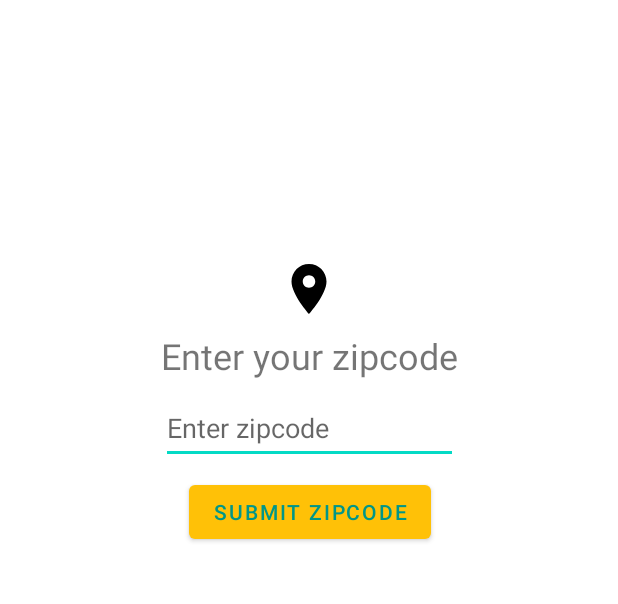
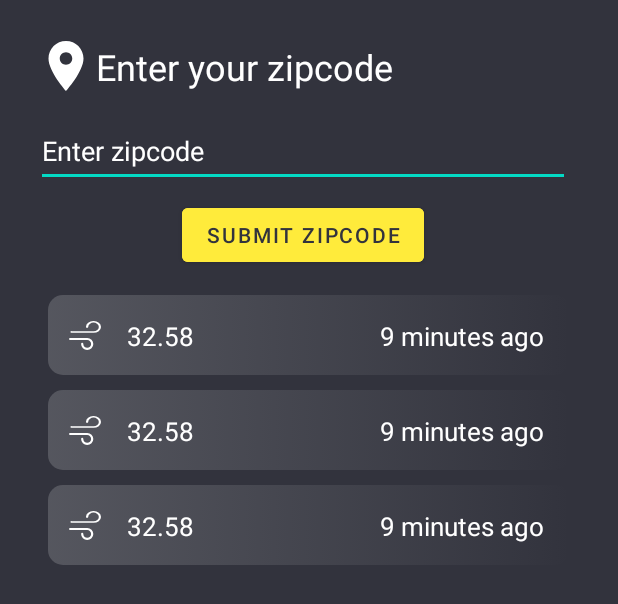
Before and after one commit to mustafa-sab3alarab/The-Weather-App, an Android app: the layout activity_main.xml on its own in the app's theme, with its tools: preview values and no code run, on a phone screen of 412 x 824 dp. Shown: the top 604 px of the screen. Run offline under Robolectric (Android 15) with nearby library versions, the phone set to English and light mode, and no system bars.

Commit message:
add recycler_item_view.xml to main activity add some xml code to new recycler view background

```diff
--- /dev/null
+++ b/app/src/main/java/com/example/ad340/DailyForecast.kt
@@ -0,0 +1,6 @@
+package com.example.ad340
+
+data class DailyForecast(
+    val temp: Float,
+    val description: String
+)
--- /dev/null
+++ b/app/src/main/res/drawable/bac_recycler.xml
@@ -0,0 +1,13 @@
+<?xml version="1.0" encoding="utf-8"?>
+<selector xmlns:android="http://schemas.android.com/apk/res/android">
+    <item>
+        <shape>
+            <gradient
+                android:startColor="#4DA6A8AC"
+                android:endColor="#00A6A8AC"
+                android:type="linear" />
+            <corners android:radius="10dp"/>
+        </shape>
+    </item>
+
+</selector>
--- a/app/src/main/res/drawable/ic_location.xml
+++ b/app/src/main/res/drawable/ic_location.xml
@@ -2,8 +2,7 @@
     android:width="24dp"
     android:height="24dp"
     android:viewportWidth="24"
-    android:viewportHeight="24"
-    android:tint="?attr/colorControlNormal">
+    android:viewportHeight="24">
   <path
       android:fillColor="@android:color/white"
       android:pathData="M12,2C8.13,2 5,5.13 5,9c0,5.25 7,13 7,13s7,-7.75 7,-13c0,-3.87 -3.13,-7 -7,-7zM12,11.5c-1.38,0 -2.5,-1.12 -2.5,-2.5s1.12,-2.5 2.5,-2.5 2.5,1.12 2.5,2.5 -1.12,2.5 -2.5,2.5z"/>
--- /dev/null
+++ b/app/src/main/res/drawable/ic_wind.xml
@@ -0,0 +1,12 @@
+<vector xmlns:android="http://schemas.android.com/apk/res/android"
+    android:width="21dp"
+    android:height="19.241dp"
+    android:viewportWidth="21"
+    android:viewportHeight="19.241">
+  <path
+      android:pathData="M14.785,12.402A3.965,3.965 0,0 0,11.947 11.238L0.738,11.238A0.733,0.733 0,0 0,0 11.976a0.746,0.746 0,0 0,0.738 0.709L11.947,12.685a2.625,2.625 0,0 1,1.816 0.738A2.574,2.574 0,0 1,14.5 15.238a2.625,2.625 0,0 1,-0.738 1.816,2.574 2.574,0 0,1 -1.816,0.738 2.625,2.625 0,0 1,-1.816 -0.738A2.574,2.574 0,0 1,9.393 15.238a0.751,0.751 0,0 0,-0.738 -0.738A0.727,0.727 0,0 0,7.946 15.238,4.086 4.086,0 0,0 9.109,18.077 3.965,3.965 0,0 0,11.947 19.238a4.086,4.086 0,0 0,2.838 -1.164A3.965,3.965 0,0 0,15.949 15.238,4.086 4.086,0 0,0 14.785,12.402Z"
+      android:fillColor="#fff"/>
+  <path
+      android:pathData="M19.552,1.154A5.574,5.574 0,0 0,16.062 0a5.652,5.652 0,0 0,-3.491 1.154,3.554 3.554,0 0,0 -1.447,2.784 0.689,0.689 0,0 0,0.738 0.588,0.689 0.689,0 0,0 0.738,-0.588 2.541,2.541 0,0 1,1.022 -1.969,4.148 4.148,0 0,1 4.938,0 2.541,2.541 0,0 1,1.022 1.969,2.541 2.541,0 0,1 -1.022,1.969 3.988,3.988 0,0 1,-2.469 0.815L1.674,6.722A0.672,0.672 0,0 0,0.936 7.31c0,0.339 0.284,0.566 0.709,0.566L16.062,7.876a5.652,5.652 0,0 0,3.491 -1.154,3.554 3.554,0 0,0 1.447,-2.784A3.6,3.6 0,0 0,19.552 1.154Z"
+      android:fillColor="#fff"/>
+</vector>
--- a/app/src/main/res/layout/activity_main.xml
+++ b/app/src/main/res/layout/activity_main.xml
@@ -3,6 +3,7 @@
     xmlns:app="http://schemas.android.com/apk/res-auto"
     xmlns:tools="http://schemas.android.com/tools"
     android:layout_width="match_parent"
+    android:background="#32333D"
     android:layout_height="match_parent"
     tools:context=".MainActivity">
 
@@ -10,12 +11,11 @@
         android:id="@+id/icon"
         android:layout_width="@dimen/zipcode_entry_icon_size"
         android:layout_height="@dimen/zipcode_entry_icon_size"
-        android:tint="@color/black"
-        app:layout_constraintBottom_toBottomOf="parent"
-        app:layout_constraintEnd_toEndOf="parent"
+        android:layout_marginStart="24dp"
+        android:layout_marginTop="24dp"
+        android:tint="@color/white"
         app:layout_constraintStart_toStartOf="parent"
         app:layout_constraintTop_toTopOf="parent"
-        app:layout_constraintVertical_bias="0.22000003"
         app:srcCompat="@drawable/ic_location"
         tools:ignore="UseAppTint" />
 
@@ -23,24 +23,28 @@
         android:id="@+id/title"
         android:layout_width="wrap_content"
         android:layout_height="wrap_content"
-        android:layout_marginTop="8dp"
         android:text="@string/enter_your_zipcode"
+        android:textColor="@color/white"
         android:textSize="@dimen/title_text_height"
-        app:layout_constraintEnd_toEndOf="@+id/icon"
-        app:layout_constraintStart_toStartOf="@+id/icon"
-        app:layout_constraintTop_toBottomOf="@+id/icon" />
+        app:layout_constraintBottom_toBottomOf="@+id/icon"
+        app:layout_constraintStart_toEndOf="@+id/icon"
+        app:layout_constraintTop_toTopOf="@+id/icon" />
 
     <EditText
         android:id="@+id/zipcodeEditText"
         android:layout_width="0dp"
         android:layout_height="wrap_content"
-        android:layout_marginTop="8dp"
+        android:layout_marginTop="16dp"
+        android:layout_marginEnd="32dp"
         android:hint="@string/enter_zipcode"
         android:inputType="number"
+        android:textColor="@color/white"
+        android:maxLength="5"
         android:maxLines="1"
         android:minHeight="48dp"
-        app:layout_constraintEnd_toEndOf="@+id/title"
-        app:layout_constraintStart_toStartOf="@+id/title"
+        android:textColorHint="@color/white"
+        app:layout_constraintEnd_toEndOf="parent"
+        app:layout_constraintStart_toStartOf="@+id/icon"
         app:layout_constraintTop_toBottomOf="@+id/title" />
 
     <Button
@@ -48,8 +52,25 @@
         android:layout_width="wrap_content"
         android:layout_height="wrap_content"
         android:layout_marginTop="8dp"
+        android:backgroundTint="#FFEB3B"
         android:text="@string/submit_zipcode"
+        android:textColor="#32333D"
+        android:theme="@style/theme_btn"
         app:layout_constraintEnd_toEndOf="@+id/zipcodeEditText"
         app:layout_constraintStart_toStartOf="@+id/zipcodeEditText"
         app:layout_constraintTop_toBottomOf="@+id/zipcodeEditText" />
+
+    <androidx.recyclerview.widget.RecyclerView
+        android:id="@+id/recycler"
+        android:layout_width="0dp"
+        android:layout_height="0dp"
+        android:layout_marginStart="32dp"
+        android:layout_marginTop="16dp"
+        android:layout_marginEnd="32dp"
+        app:layoutManager="androidx.recyclerview.widget.LinearLayoutManager"
+        app:layout_constraintBottom_toBottomOf="parent"
+        app:layout_constraintEnd_toEndOf="parent"
+        app:layout_constraintStart_toStartOf="parent"
+        app:layout_constraintTop_toBottomOf="@+id/enterButton"
+        tools:listitem="@layout/recycler_item_view" />
 </androidx.constraintlayout.widget.ConstraintLayout>
--- /dev/null
+++ b/app/src/main/res/layout/recycler_item_view.xml
@@ -0,0 +1,46 @@
+<?xml version="1.0" encoding="utf-8"?>
+<androidx.constraintlayout.widget.ConstraintLayout xmlns:android="http://schemas.android.com/apk/res/android"
+    xmlns:app="http://schemas.android.com/apk/res-auto"
+    xmlns:tools="http://schemas.android.com/tools"
+    android:layout_width="match_parent"
+    android:layout_height="wrap_content"
+    android:layout_marginBottom="10dp"
+    android:background="@drawable/bac_recycler"
+    android:orientation="vertical">
+
+    <TextView
+        android:id="@+id/tv_date"
+        android:layout_width="wrap_content"
+        android:layout_height="wrap_content"
+        android:layout_marginTop="15dp"
+        android:layout_marginEnd="17dp"
+        android:layout_marginBottom="14dp"
+        android:text="9 minutes ago"
+        android:textColor="#ffffff"
+        android:textSize="17sp"
+        app:layout_constraintBottom_toBottomOf="parent"
+        app:layout_constraintEnd_toEndOf="parent"
+        app:layout_constraintTop_toTopOf="parent" />
+
+    <TextView
+        android:id="@+id/tv_temperature"
+        android:layout_width="wrap_content"
+        android:layout_height="wrap_content"
+        android:layout_marginStart="17dp"
+        android:text="32.58"
+        android:textColor="#ffffff"
+        android:textSize="17sp"
+        app:layout_constraintBottom_toBottomOf="@+id/tv_date"
+        app:layout_constraintStart_toEndOf="@+id/image_recycleView"
+        app:layout_constraintTop_toTopOf="@+id/tv_date" />
+
+    <ImageView
+        android:id="@+id/image_recycleView"
+        android:layout_width="21dp"
+        android:layout_height="19.24dp"
+        android:layout_marginStart="14dp"
+        app:layout_constraintBottom_toBottomOf="parent"
+        app:layout_constraintStart_toStartOf="parent"
+        app:layout_constraintTop_toTopOf="parent"
+        app:srcCompat="@drawable/ic_wind" />
+</androidx.constraintlayout.widget.ConstraintLayout>
--- a/app/src/main/res/values/themes.xml
+++ b/app/src/main/res/values/themes.xml
@@ -13,4 +13,9 @@
         <item name="android:statusBarColor" tools:targetApi="l">?attr/colorPrimaryVariant</item>
         <!-- Customize your theme here. -->
     </style>
+
+    <style name="theme_btn" parent="Widget.AppCompat.Button">
+<!--        <item name="background">#000000</item>-->
+        <item name="colorAccent">@android:color/black</item>
+    </style>
 </resources>
```
Also changed, not shown: app/src/main/java/com/example/ad340/ForecastRepository.kt (added, +24 -0 lines), app/src/main/java/com/example/ad340/MainActivity.kt (+17 -1 lines), app/src/main/res/drawable/ic_cloud.xml (added, +9 -0 lines), app/src/main/res/drawable/ic_sun_copy.xml (added, +33 -0 lines).
